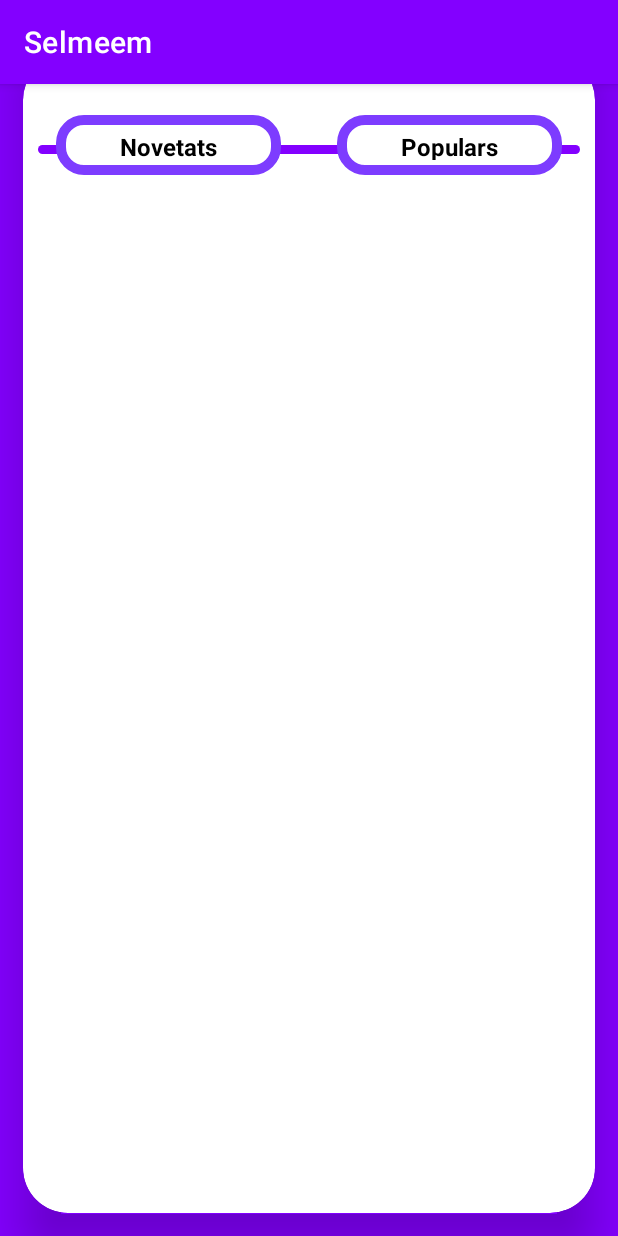
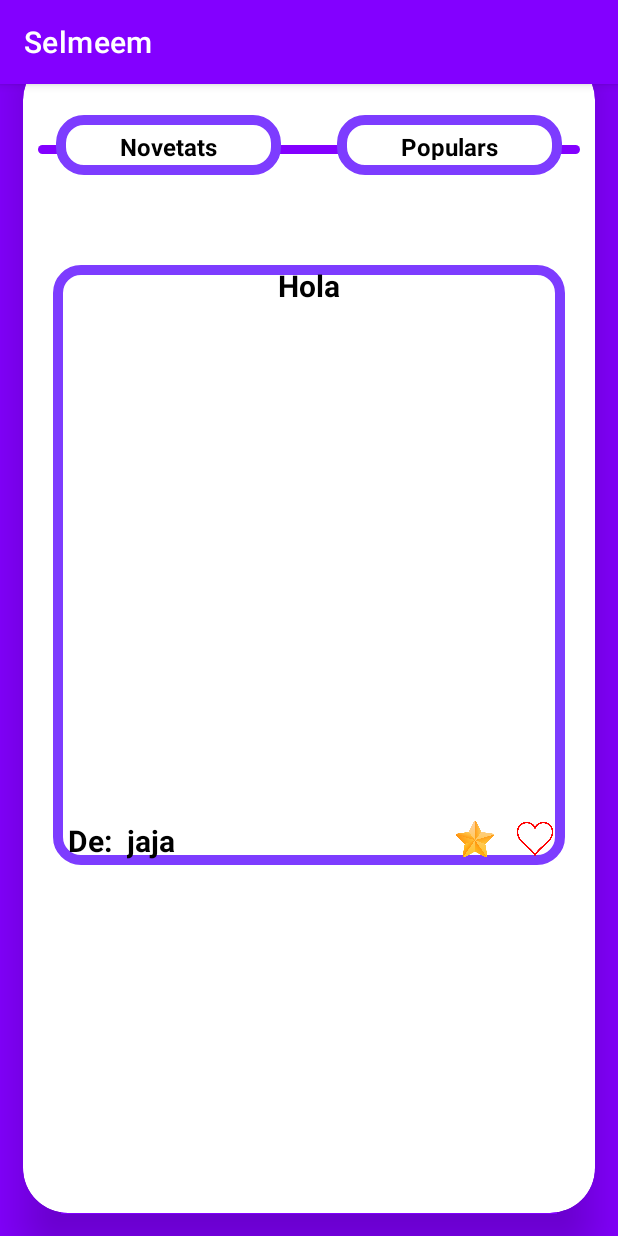
Before and after one commit to MarcMengual/Selmeem, an Android app: the screen it shows after launch once a user with an empty profile is signed in (ContenidorFragments), on a phone screen of 412 x 824 dp. Run offline under Robolectric (Android 15) with nearby library versions, the phone set to English and light mode, and no system bars; our stand-ins replace Firebase (no records; nobody signed in at launch, a user with empty details on screens opened directly).

Commit message:
Recycler View Fet

```diff
--- a/app/build.gradle
+++ b/app/build.gradle
@@ -5,7 +5,7 @@ plugins {
 }
 
 android {
-    compileSdk 32
+    compileSdk 33
 
     defaultConfig {
         applicationId "cat.copernic.roomdecision.selmeem"
@@ -56,4 +56,5 @@ dependencies {
     testImplementation 'junit:junit:4.13.2'
     androidTestImplementation 'androidx.test.ext:junit:1.1.4'
     androidTestImplementation 'androidx.test.espresso:espresso-core:3.5.0'
+    implementation 'androidx.recyclerview:recyclerview:1.3.0'
 }
--- a/app/src/main/java/cat/copernic/roomdecision/selmeem/Pantalla_inicial.kt
+++ b/app/src/main/java/cat/copernic/roomdecision/selmeem/Pantalla_inicial.kt
@@ -5,7 +5,11 @@ import androidx.fragment.app.Fragment
 import android.view.LayoutInflater
 import android.view.View
 import android.view.ViewGroup
+import androidx.recyclerview.widget.LinearLayoutManager
+import cat.copernic.roomdecision.selmeem.RVPublicacionsInici.Item
+import cat.copernic.roomdecision.selmeem.RVPublicacionsInici.MyAdapter
 import cat.copernic.roomdecision.selmeem.databinding.FragmentPantallaInicialBinding
+import java.util.*
 
 class Pantalla_inicial : Fragment() {
 
@@ -24,5 +28,16 @@ class Pantalla_inicial : Fragment() {
     override fun onViewCreated(view: View, savedInstanceState: Bundle?) {
         super.onViewCreated(view, savedInstanceState)
 
+        val items = ArrayList<Item>()
+        items.add(Item("Hola", "jaja", "", 9))
+
+        binding.RVPublicacions.layoutManager = LinearLayoutManager(requireContext())
+        binding.RVPublicacions.adapter = MyAdapter(requireContext(), items)
+    }
+
+
+    override fun onDestroyView() {
+        super.onDestroyView()
+        _binding = null
     }
 }
--- /dev/null
+++ b/app/src/main/java/cat/copernic/roomdecision/selmeem/RVPublicacionsInici/Item.java
@@ -0,0 +1,48 @@
+package cat.copernic.roomdecision.selmeem.RVPublicacionsInici;
+
+public class Item {
+
+    String titol;
+    String propietari;
+    String imatge;
+    int likes;
+
+    public Item(String titol, String propietari, String imatge, int likes){
+        this.titol = titol;
+        this.propietari = propietari;
+        this.imatge = imatge;
+        this.likes = likes;
+    }
+
+    public String getTitol() {
+        return titol;
+    }
+
+    public void setTitol(String titol) {
+        this.titol = titol;
+    }
+
+    public String getPropietari() {
+        return propietari;
+    }
+
+    public void setPropietari(String propietari) {
+        this.propietari = propietari;
+    }
+
+    public String getImatge() {
+        return imatge;
+    }
+
+    public void setImatge(String imatge) {
+        this.imatge = imatge;
+    }
+
+    public int getLikes() {
+        return likes;
+    }
+
+    public void setLikes(int likes) {
+        this.likes = likes;
+    }
+}
--- /dev/null
+++ b/app/src/main/java/cat/copernic/roomdecision/selmeem/RVPublicacionsInici/MyAdapter.java
@@ -0,0 +1,43 @@
+package cat.copernic.roomdecision.selmeem.RVPublicacionsInici;
+
+import android.content.Context;
+import android.view.LayoutInflater;
+import android.view.ViewGroup;
+
+import androidx.annotation.NonNull;
+import androidx.recyclerview.widget.RecyclerView;
+
+import java.util.List;
+
+import cat.copernic.roomdecision.selmeem.R;
+
+public class MyAdapter extends RecyclerView.Adapter<MyViewHolder> {
+
+
+    Context context;
+    List<Item> items;
+
+    public MyAdapter(Context context, List<Item> items) {
+        this.context = context;
+        this.items = items;
+    }
+
+    @NonNull
+    @Override
+    public MyViewHolder onCreateViewHolder(@NonNull ViewGroup parent, int viewType) {
+        return new MyViewHolder(LayoutInflater.from(context).inflate(R.layout.item_publicacio,parent,false));
+    }
+
+    @Override
+    public void onBindViewHolder(@NonNull MyViewHolder holder, int position) {
+        holder.titolView.setText(items.get(position).getTitol());
+        holder.personaPropView.setText(items.get(position).getPropietari());
+        holder.likeView.setText(String.valueOf(items.get(position).getLikes()));
+
+    }
+
+    @Override
+    public int getItemCount() {
+        return items.size();
+    }
+}
--- /dev/null
+++ b/app/src/main/java/cat/copernic/roomdecision/selmeem/RVPublicacionsInici/MyViewHolder.java
@@ -0,0 +1,24 @@
+package cat.copernic.roomdecision.selmeem.RVPublicacionsInici;
+
+import android.view.View;
+import android.widget.ImageView;
+import android.widget.TextView;
+
+import androidx.annotation.NonNull;
+import androidx.recyclerview.widget.RecyclerView;
+
+import cat.copernic.roomdecision.selmeem.R;
+
+public class MyViewHolder extends RecyclerView.ViewHolder {
+
+    ImageView imatgePublicacioView;
+    TextView titolView, personaPropView, likeView;
+
+    public MyViewHolder(@NonNull View itemView) {
+        super(itemView);
+        imatgePublicacioView = itemView.findViewById(R.id.imatgePublicacio);
+        titolView = itemView.findViewById(R.id.titol);
+        personaPropView = itemView.findViewById(R.id.personaProp);
+        likeView = itemView.findViewById(R.id.like);
+    }
+}
--- a/app/src/main/res/layout/fragment_pantalla_inicial.xml
+++ b/app/src/main/res/layout/fragment_pantalla_inicial.xml
@@ -76,7 +76,7 @@
                 app:layout_constraintTop_toTopOf="parent" />
 
             <androidx.recyclerview.widget.RecyclerView
-                android:id="@+id/recyclerViewPubli"
+                android:id="@+id/RVPublicacions"
                 android:layout_width="match_parent"
                 android:layout_height="match_parent"
                 android:layout_marginStart="20dp"
--- a/app/src/main/res/layout/fragment_perfil.xml
+++ b/app/src/main/res/layout/fragment_perfil.xml
@@ -157,7 +157,7 @@
                 android:layout_marginTop="20dp"
                 android:layout_marginBottom="20dp"
                 android:backgroundTint="@drawable/border_radius_inici_blanc"
-                android:text="@string/perfil"
+                android:text="@string/publicacions"
                 app:backgroundTint="@null"
                 app:layout_constraintBottom_toTopOf="@+id/recyclerViewPerfil"
                 app:layout_constraintEnd_toEndOf="parent"
--- /dev/null
+++ b/app/src/main/res/layout/item_publicacio.xml
@@ -0,0 +1,75 @@
+<?xml version="1.0" encoding="utf-8"?>
+<RelativeLayout xmlns:android="http://schemas.android.com/apk/res/android"
+    android:layout_width="match_parent"
+    android:layout_height="wrap_content"
+    android:background="@drawable/border_radius_inici_blanc">
+
+    <TextView
+        android:id="@+id/titol"
+        android:layout_width="match_parent"
+        android:layout_height="30dp"
+        android:textAlignment="center"
+        android:textColor="@color/black"
+        android:textSize="20dp"
+        android:textStyle="bold" />
+
+    <ImageView
+        android:id="@+id/imatgePublicacio"
+        android:layout_width="match_parent"
+        android:layout_height="340dp"
+        android:layout_below="@+id/titol"
+        android:layout_marginStart="0dp"
+        android:layout_marginTop="0dp"
+        android:layout_marginEnd="0dp"
+        android:layout_marginBottom="0dp" />
+
+    <TextView
+        android:id="@+id/de"
+        android:layout_width="wrap_content"
+        android:layout_height="30dp"
+        android:layout_below="@+id/imatgePublicacio"
+        android:layout_marginStart="10dp"
+        android:text="@string/de"
+        android:textSize="20dp"
+        android:textStyle="bold"
+        android:textColor="@color/black"/>
+
+    <TextView
+        android:id="@+id/personaProp"
+        android:layout_width="150dp"
+        android:layout_height="30dp"
+        android:layout_below="@+id/imatgePublicacio"
+        android:layout_marginStart="10dp"
+        android:layout_toEndOf="@+id/de"
+        android:textColor="@color/black"
+        android:textSize="20dp"
+        android:textStyle="bold" />
+
+    <TextView
+        android:id="@+id/like"
+        android:layout_width="match_parent"
+        android:layout_height="30dp"
+        android:layout_below="@+id/imatgePublicacio"
+        android:layout_toEndOf="@+id/likeImage"
+        android:textColor="#E1BEFF"
+        android:textSize="20dp"
+        android:textStyle="bold" />
+
+    <ImageView
+        android:id="@+id/fav"
+        android:layout_width="40dp"
+        android:layout_height="25dp"
+        android:layout_below="@+id/imatgePublicacio"
+        android:layout_toStartOf="@+id/likeImage"
+        android:src="@drawable/fav" />
+
+    <ImageView
+        android:id="@+id/likeImage"
+        android:layout_width="40dp"
+        android:layout_height="25dp"
+        android:layout_below="@+id/imatgePublicacio"
+        android:layout_alignParentEnd="true"
+        android:src="@drawable/like" />
+
+
+</RelativeLayout>
--- a/app/src/main/res/values/strings.xml
+++ b/app/src/main/res/values/strings.xml
@@ -25,4 +25,6 @@
     <string name="encara_no_tens_compte">Encara no tens compte?</string>
     <string name="crear_compte">Crear Compte</string>
     <string name="nom_usuari">Nom Usuari</string>
+    <string name="publicacions">Publicacions</string>
+    <string name="de">De:</string>
 </resources>
```
Also changed, not shown: app/src/main/res/drawable/fav.png (added), app/src/main/res/drawable/like.png (added).
